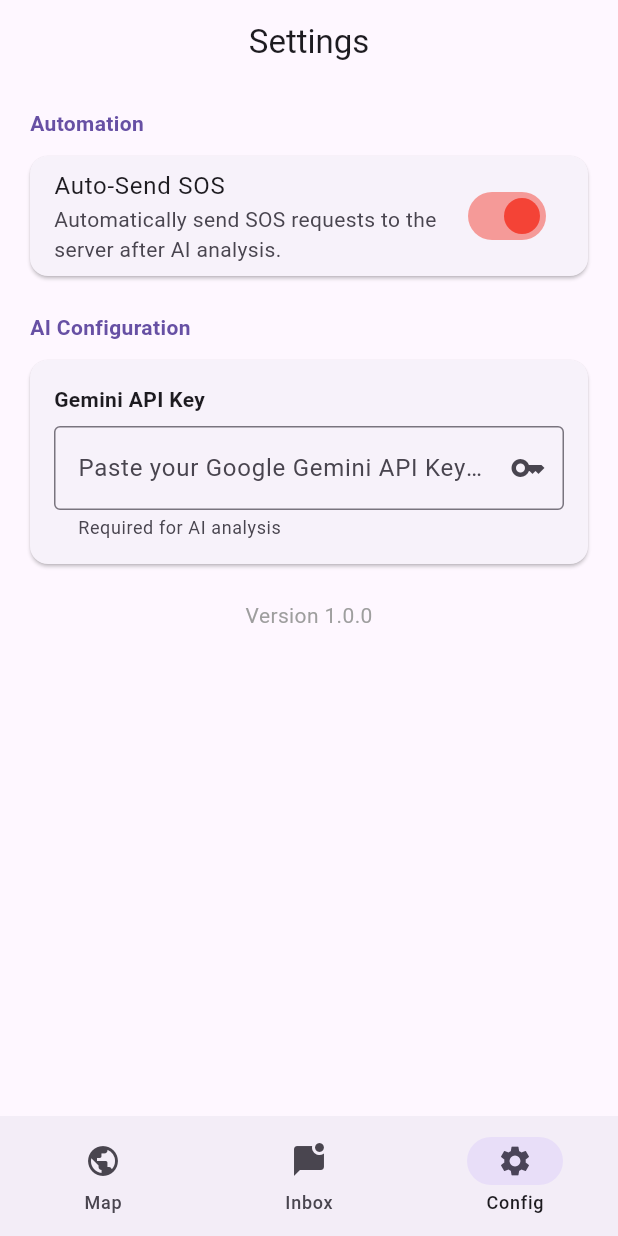
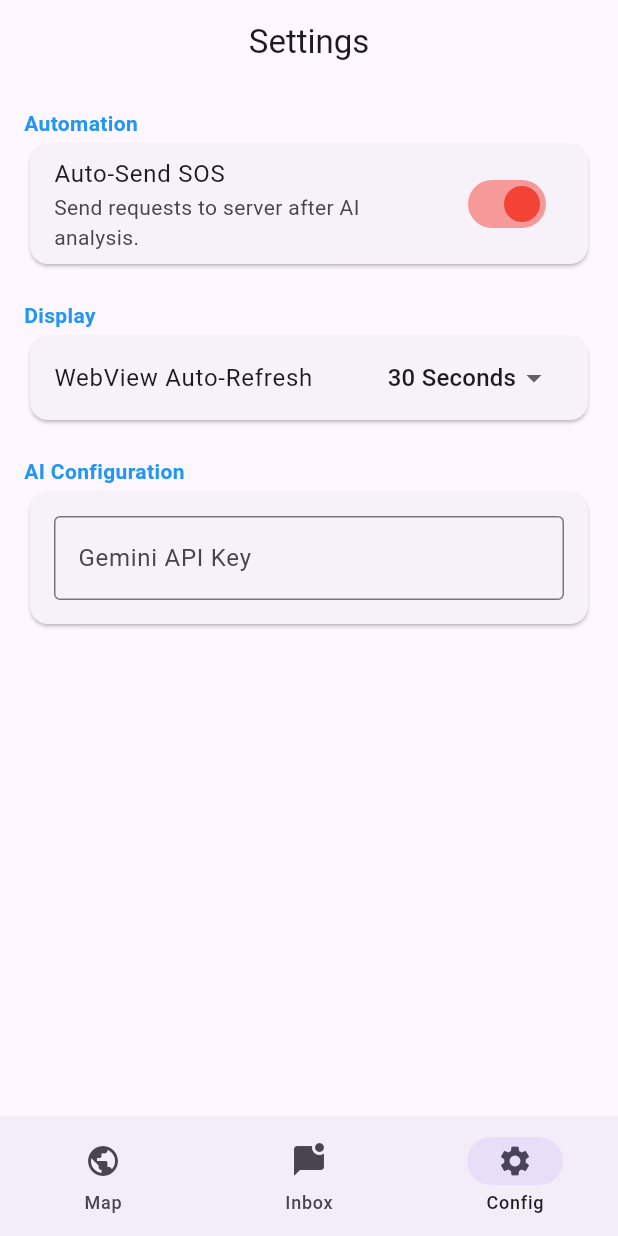
Before and after one commit to lakapple/SOS-Info, a Flutter app: the screen it shows after launch, item 3 of the bottom bar chosen, after a tap on "Auto-Send SOS", on a phone screen of 412 x 824 dp. Run offline on Flutter 3.47's test engine with Material 3 defaults, Android fonts, the phone set to English and light mode, and no system bars; our stand-ins replace geolocator, google_generative_ai, permission_handler, shared_preferences, sqflite, webview_flutter; missing offline and left inert: telephony; accounts and stored records are empty.

Commit message:
refactor: huge refractor

```diff
--- a/lib/data/local/prefs_helper.dart
+++ b/lib/data/local/prefs_helper.dart
@@ -3,26 +3,32 @@ import 'package:shared_preferences/shared_preferences.dart';
 class PrefsHelper {
   static const String _keyAutoSend = 'auto_send';
   static const String _keyApiKey = 'gemini_api_key';
+  static const String _keyRefreshInterval = 'webview_refresh_interval';
 
-  // --- Auto Send ---
   static Future<bool> getAutoSend() async {
     final prefs = await SharedPreferences.getInstance();
-    return prefs.getBool(_keyAutoSend) ?? false; // Default: False (Manual)
+    return prefs.getBool(_keyAutoSend) ?? false;
   }
-
   static Future<void> setAutoSend(bool value) async {
     final prefs = await SharedPreferences.getInstance();
     await prefs.setBool(_keyAutoSend, value);
   }
 
-  // --- API Key ---
   static Future<String> getApiKey() async {
     final prefs = await SharedPreferences.getInstance();
-    return prefs.getString(_keyApiKey) ?? ""; // Default empty
+    return prefs.getString(_keyApiKey) ?? "";
   }
-
   static Future<void> setApiKey(String value) async {
     final prefs = await SharedPreferences.getInstance();
     await prefs.setString(_keyApiKey, value);
   }
+
+  static Future<int> getRefreshInterval() async {
+    final prefs = await SharedPreferences.getInstance();
+    return prefs.getInt(_keyRefreshInterval) ?? 30; // Default 30s
+  }
+  static Future<void> setRefreshInterval(int value) async {
+    final prefs = await SharedPreferences.getInstance();
+    await prefs.setInt(_keyRefreshInterval, value);
+  }
 }
--- a/lib/ui/screens/config_tab.dart
+++ b/lib/ui/screens/config_tab.dart
@@ -3,7 +3,6 @@ import '../../data/local/prefs_helper.dart';
 
 class ConfigTab extends StatefulWidget {
   const ConfigTab({super.key});
-
   @override
   State<ConfigTab> createState() => _ConfigTabState();
 }
@@ -11,6 +10,7 @@ class ConfigTab extends StatefulWidget {
 class _ConfigTabState extends State<ConfigTab> {
   bool _autoSend = false;
   final TextEditingController _apiKeyController = TextEditingController();
+  int _refreshInterval = 30;
   bool _isLoading = true;
 
   @override
@@ -22,24 +22,14 @@ class _ConfigTabState extends State<ConfigTab> {
   Future<void> _loadSettings() async {
     final autoSend = await PrefsHelper.getAutoSend();
     final apiKey = await PrefsHelper.getApiKey();
+    final interval = await PrefsHelper.getRefreshInterval();
 
-    if (mounted) {
-      setState(() {
-        _autoSend = autoSend;
-        _apiKeyController.text = apiKey;
-        _isLoading = false;
-      });
-    }
-  }
-
-  Future<void> _saveAutoSend(bool value) async {
-    await PrefsHelper.setAutoSend(value);
-    setState(() => _autoSend = value);
-  }
-
-  Future<void> _saveApiKey(String value) async {
-    await PrefsHelper.setApiKey(value);
-    // Note: No setState needed for text field as controller handles it
+    if (mounted) setState(() {
+      _autoSend = autoSend;
+      _apiKeyController.text = apiKey;
+      _refreshInterval = interval;
+      _isLoading = false;
+    });
   }
 
   @override
@@ -47,73 +37,60 @@ class _ConfigTabState extends State<ConfigTab> {
     if (_isLoading) return const Center(child: CircularProgressIndicator());
 
     return Scaffold(
-      appBar: AppBar(
-        title: const Text("Settings"),
-        centerTitle: true,
-      ),
+      appBar: AppBar(title: const Text("Settings"), centerTitle: true),
       body: ListView(
         padding: const EdgeInsets.all(16.0),
         children: [
-          _buildSectionHeader("Automation"),
+          const Text("Automation", style: TextStyle(fontWeight: FontWeight.bold, color: Colors.blue)),
           Card(
             child: SwitchListTile(
               title: const Text("Auto-Send SOS"),
-              subtitle: const Text("Automatically send SOS requests to the server after AI analysis."),
+              subtitle: const Text("Send requests to server after AI analysis."),
               value: _autoSend,
               activeColor: Colors.red,
-              onChanged: _saveAutoSend,
+              onChanged: (val) async {
+                await PrefsHelper.setAutoSend(val);
+                setState(() => _autoSend = val);
+              },
             ),
           ),
-
           const SizedBox(height: 20),
-          _buildSectionHeader("AI Configuration"),
+          const Text("Display", style: TextStyle(fontWeight: FontWeight.bold, color: Colors.blue)),
+          Card(
+            child: ListTile(
+              title: const Text("WebView Auto-Refresh"),
+              trailing: DropdownButton<int>(
+                value: _refreshInterval,
+                underline: Container(),
+                items: const [
+                  DropdownMenuItem(value: 10, child: Text("10 Seconds")),
+                  DropdownMenuItem(value: 30, child: Text("30 Seconds")),
+                  DropdownMenuItem(value: 60, child: Text("60 Seconds")),
+                ],
+                onChanged: (val) async {
+                  if (val != null) {
+                    await PrefsHelper.setRefreshInterval(val);
+                    setState(() => _refreshInterval = val);
+                  }
+                },
+              ),
+            ),
+          ),
+          const SizedBox(height: 20),
+          const Text("AI Configuration", style: TextStyle(fontWeight: FontWeight.bold, color: Colors.blue)),
           Card(
             child: Padding(
               padding: const EdgeInsets.all(16.0),
-              child: Column(
-                crossAxisAlignment: CrossAxisAlignment.start,
-                children: [
-                  const Text("Gemini API Key", style: TextStyle(fontWeight: FontWeight.bold)),
-                  const SizedBox(height: 8),
-                  TextField(
-                    controller: _apiKeyController,
-                    decoration: const InputDecoration(
-                      hintText: "Paste your Google Gemini API Key here",
-                      border: OutlineInputBorder(),
-                      suffixIcon: Icon(Icons.key),
-                      helperText: "Required for AI analysis",
-                    ),
-                    obscureText: true, // Hide key for security
-                    onChanged: _saveApiKey,
-                  ),
-                ],
+              child: TextField(
+                controller: _apiKeyController,
+                decoration: const InputDecoration(labelText: "Gemini API Key", border: OutlineInputBorder()),
+                obscureText: true,
+                onChanged: (val) => PrefsHelper.setApiKey(val),
               ),
             ),
           ),
-
-          const SizedBox(height: 20),
-          const Center(
-            child: Text(
-              "Version 1.0.0",
-              style: TextStyle(color: Colors.grey),
-            ),
-          )
         ],
       ),
     );
   }
-
-  Widget _buildSectionHeader(String title) {
-    return Padding(
-      padding: const EdgeInsets.only(bottom: 8.0, left: 4),
-      child: Text(
-        title,
-        style: TextStyle(
-          fontSize: 14,
-          fontWeight: FontWeight.bold,
-          color: Theme.of(context).colorScheme.primary
-        ),
-      ),
-    );
-  }
 }
--- a/lib/ui/screens/webview_tab.dart
+++ b/lib/ui/screens/webview_tab.dart
@@ -2,6 +2,7 @@ import 'dart:async';
 import 'package:flutter/material.dart';
 import 'package:webview_flutter/webview_flutter.dart';
 import '../../core/constants.dart';
+import '../../data/local/prefs_helper.dart';
 
 class WebViewTab extends StatefulWidget {
   const WebViewTab({super.key});
@@ -19,7 +20,13 @@ class _WebViewTabState extends State<WebViewTab> {
     controller = WebViewController()
       ..setJavaScriptMode(JavaScriptMode.unrestricted)
       ..loadRequest(Uri.parse(AppConstants.webViewUrl));
-    _timer = Timer.periodic(const Duration(seconds: 30), (t) => controller.reload());
+    _startAutoRefresh();
+  }
+
+  void _startAutoRefresh() async {
+    int interval = await PrefsHelper.getRefreshInterval();
+    _timer?.cancel();
+    _timer = Timer.periodic(Duration(seconds: interval), (t) => controller.reload());
   }
 
   @override
```
Also changed, not shown: lib/data/local/db_helper.dart (+3 -19 lines), lib/data/remote/gemini_service.dart (+7 -11 lines), lib/data/remote/rescue_api_service.dart (+6 -1 lines), lib/main.dart (+78 -47 lines), lib/ui/screens/sms_tab.dart (+8 -10 lines), lib/ui/widgets/sos_card.dart (+13 -31 lines).
